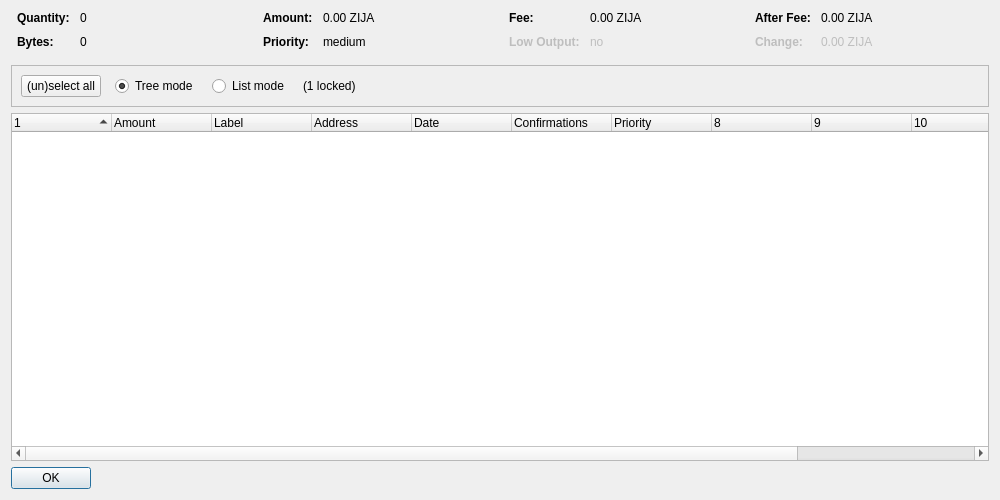
First picture: the form in src/qt/forms/coincontroldialog.ui, repository smartinsider/zijacoin, before the edit.
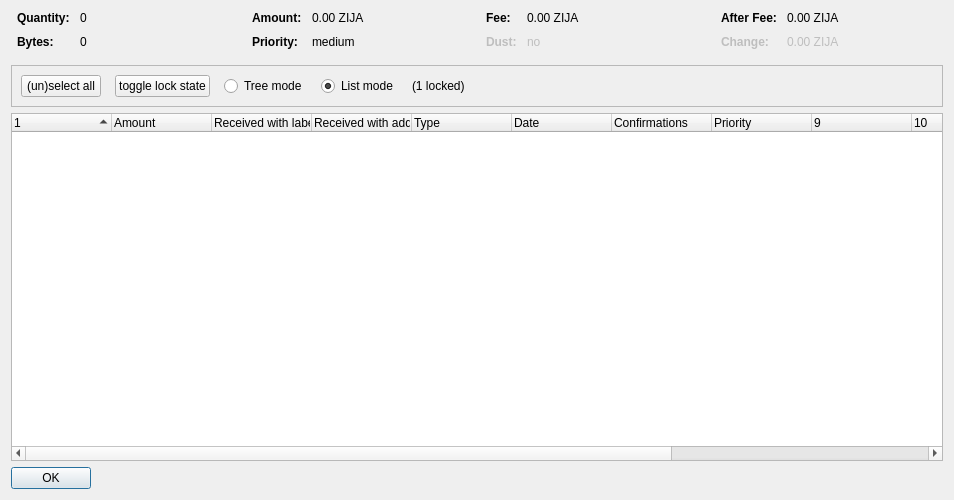
Second picture: the form after the edit. Custom widgets are drawn as their Qt base class.

```diff
--- a/src/qt/forms/coincontroldialog.ui
+++ b/src/qt/forms/coincontroldialog.ui
@@ -6,7 +6,7 @@
    <rect>
     <x>0</x>
     <y>0</y>
-    <width>1000</width>
+    <width>954</width>
     <height>500</height>
    </rect>
   </property>
@@ -225,7 +225,7 @@
           </font>
          </property>
          <property name="text">
-          <string>Low Output:</string>
+          <string>Dust:</string>
          </property>
         </widget>
        </item>
@@ -348,7 +348,7 @@
      </property>
      <layout class="QHBoxLayout" name="horizontalLayout">
       <item>
-       <layout class="QHBoxLayout" name="horizontalLayoutPanel" stretch="0,0,0,0,0">
+       <layout class="QHBoxLayout" name="horizontalLayoutPanel" stretch="0,0,0,0,0,0">
         <property name="spacing">
          <number>14</number>
         </property>
@@ -363,6 +363,25 @@
           <property name="text">
            <string>(un)select all</string>
           </property>
+          <property name="autoDefault">
+           <bool>false</bool>
+          </property>
+         </widget>
+        </item>
+        <item>
+         <widget class="QPushButton" name="pushButtonToggleLock">
+          <property name="sizePolicy">
+           <sizepolicy hsizetype="Maximum" vsizetype="Fixed">
+            <horstretch>0</horstretch>
+            <verstretch>0</verstretch>
+           </sizepolicy>
+          </property>
+          <property name="text">
+           <string>toggle lock state</string>
+          </property>
+          <property name="autoDefault">
+           <bool>false</bool>
+          </property>
          </widget>
         </item>
         <item>
@@ -376,9 +395,6 @@
           <property name="text">
            <string>Tree mode</string>
           </property>
-          <property name="checked">
-           <bool>true</bool>
-          </property>
          </widget>
         </item>
         <item>
@@ -392,6 +408,9 @@
           <property name="text">
            <string>List mode</string>
           </property>
+          <property name="checked">
+           <bool>true</bool>
+          </property>
          </widget>
         </item>
         <item>
@@ -428,7 +447,7 @@
       <bool>false</bool>
      </property>
      <property name="columnCount">
-      <number>12</number>
+      <number>13</number>
      </property>
      <attribute name="headerShowSortIndicator" stdset="0">
       <bool>true</bool>
@@ -448,12 +467,17 @@
      </column>
      <column>
       <property name="text">
-       <string notr="true">Label</string>
+       <string>Received with label</string>
       </property>
      </column>
      <column>
       <property name="text">
-       <string>Address</string>
+       <string>Received with address</string>
+      </property>
+     </column>
+     <column>
+      <property name="text">
+       <string>Type</string>
       </property>
      </column>
      <column>
```
Left out of the diff: 8 changed lines with no effect on the pictures.
